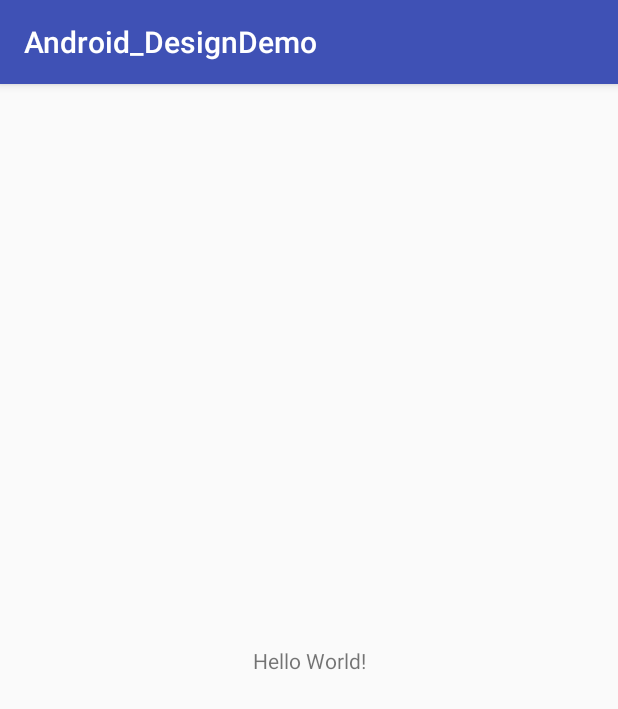
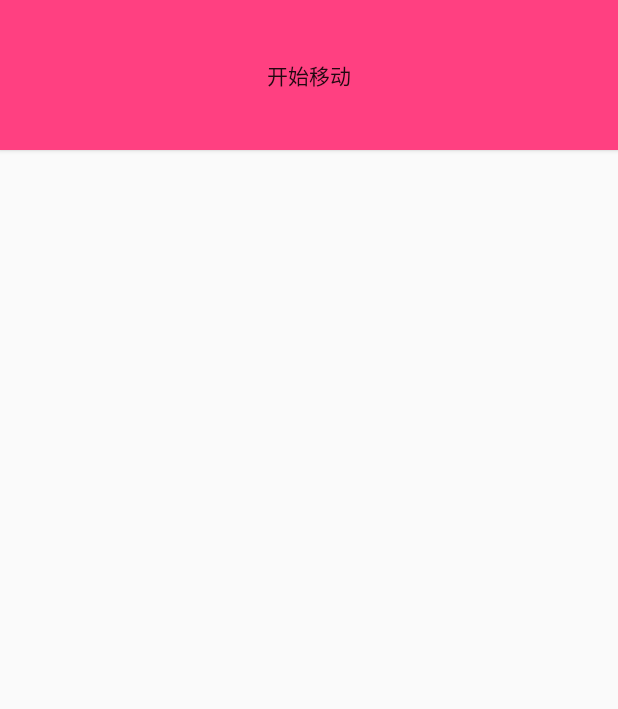
Before and after one commit to huihui4045/Android_DesignDemo, an Android app: the screen it shows after launch (MainActivity), on a phone screen of 412 x 824 dp. Shown: the top 709 px of the screen. Run offline under Robolectric (Android 15) with nearby library versions, the phone set to English and light mode, and no system bars.

Commit message:
Behavior

```diff
--- a/app/build.gradle
+++ b/app/build.gradle
@@ -27,5 +27,5 @@ dependencies {
     compile 'com.android.support:appcompat-v7:25.3.1'
     compile 'com.android.support.constraint:constraint-layout:1.0.2'
     testCompile 'junit:junit:4.12'
-    compile 'com.android.support:design:26.0.0-alpha1'
+    compile 'com.android.support:design:25+'
 }
--- /dev/null
+++ b/app/src/main/java/com/huihui/design/FollowBehavior.java
@@ -0,0 +1,44 @@
+package com.huihui.design;
+
+import android.content.Context;
+import android.support.design.widget.CoordinatorLayout;
+import android.util.AttributeSet;
+import android.view.View;
+
+/**
+ * Created by gavin
+ * Time 2017/7/14  17:00
+ * Email:molu_clown@163.com
+ */
+
+public class FollowBehavior extends CoordinatorLayout.Behavior{
+
+    public FollowBehavior() {
+    }
+
+    public FollowBehavior(Context context, AttributeSet attrs) {
+        super(context, attrs);
+    }
+
+    /*****
+     *     确定依赖关系
+     * @param parent
+     * @param child   是指应用behavior的View ，
+     * @param dependency  dependency 担任触发behavior的角色，并与child进行互动。
+     * @return
+     */
+    @Override
+    public boolean layoutDependsOn(CoordinatorLayout parent, View child, View dependency) {
+
+
+        return dependency.getId()==R.id.btn_start;
+    }
+
+    @Override
+    public boolean onDependentViewChanged(CoordinatorLayout parent, View child, View dependency) {
+
+
+        //child.setY(dependency.getY()+dependency.getHeight());
+        return true;
+    }
+}
--- a/app/src/main/java/com/huihui/design/MainActivity.java
+++ b/app/src/main/java/com/huihui/design/MainActivity.java
@@ -1,13 +1,73 @@
 package com.huihui.design;
 
+import android.os.Bundle;
 import android.support.v7.app.AppCompatActivity;
-import android.os.Bundle;
+import android.support.v7.widget.Toolbar;
+import android.view.MotionEvent;
+import android.view.View;
 
 public class MainActivity extends AppCompatActivity {
+
+    private Toolbar mToolbar;
+
+    int lastY;
+    int lastX;
 
     @Override
     protected void onCreate(Bundle savedInstanceState) {
         super.onCreate(savedInstanceState);
         setContentView(R.layout.activity_main);
+
+       /* RecyclerView recyclerView = (RecyclerView) findViewById(R.id.recycler);
+        mToolbar = (Toolbar)findViewById(R.id.toolbar);
+        setTitle("网易新闻");
+        mToolbar.setTitleTextColor(Color.WHITE);
+        setSupportActionBar(mToolbar);
+        List<String> list = new ArrayList<String>();
+        for (int i = 0; i < 20; i++) {
+            list.add("item"+i);
+        }
+        recyclerView.setLayoutManager(new LinearLayoutManager(this));
+        recyclerView.setAdapter(new MyRecyclerAdapter(list));*/
+
+
+        findViewById(R.id.btn_start).setOnTouchListener(new View.OnTouchListener() {
+            @Override
+            public boolean onTouch(View view, MotionEvent motionEvent) {
+
+                int x = (int) motionEvent.getX();
+                int y = (int) motionEvent.getY();
+
+                switch (motionEvent.getAction()) {
+
+                    case MotionEvent.ACTION_DOWN:
+
+                        lastY = x;
+
+                        break;
+
+                    case MotionEvent.ACTION_MOVE:
+
+
+                        int offsetY = y - lastY;
+
+                        view.setY(offsetY);
+                        view.invalidate();
+
+
+
+                        break;
+
+                    case MotionEvent.ACTION_UP:
+
+                        break;
+                }
+
+
+                return true;
+            }
+        });
+
+
     }
 }
--- a/app/src/main/res/layout/activity_main.xml
+++ b/app/src/main/res/layout/activity_main.xml
@@ -1,18 +1,64 @@
 <?xml version="1.0" encoding="utf-8"?>
-<android.support.constraint.ConstraintLayout xmlns:android="http://schemas.android.com/apk/res/android"
+<android.support.design.widget.CoordinatorLayout xmlns:android="http://schemas.android.com/apk/res/android"
     xmlns:app="http://schemas.android.com/apk/res-auto"
     xmlns:tools="http://schemas.android.com/tools"
     android:layout_width="match_parent"
     android:layout_height="match_parent"
+    android:orientation="vertical"
+    android:fitsSystemWindows="true"
     tools:context="com.huihui.design.MainActivity">
 
+
+
+
+
+
+
+    <Button
+        android:id="@+id/btn_start"
+        android:layout_width="match_parent"
+        android:background="@color/colorAccent"
+        android:layout_height="100dp"
+        android:text="开始移动" />
+
+
     <TextView
-        android:layout_width="wrap_content"
-        android:layout_height="wrap_content"
-        android:text="Hello World!"
-        app:layout_constraintBottom_toBottomOf="parent"
-        app:layout_constraintLeft_toLeftOf="parent"
-        app:layout_constraintRight_toRightOf="parent"
-        app:layout_constraintTop_toTopOf="parent" />
+        android:layout_width="match_parent"
+        android:gravity="center"
+        app:layout_behavior="com.huihui.design.FollowBehavior"
+        android:layout_height="100dp"
+        android:background="@color/colorPrimary"
+        android:text="裴银辉" />
 
-</android.support.constraint.ConstraintLayout>
+
+    <!-- <android.support.v7.widget.RecyclerView
+         android:id="@+id/recycler"
+         android:layout_width="match_parent"
+         android:layout_height="match_parent" />
+
+     <android.support.v7.widget.Toolbar
+         android:id="@+id/toolbar"
+         android:layout_width="match_parent"
+         android:layout_height="wrap_content"
+         android:background="@color/colorPrimaryDark"
+
+         >
+
+     </android.support.v7.widget.Toolbar>
+
+
+     <android.support.design.widget.FloatingActionButton
+         android:id="@+id/flo_btn"
+         android:layout_width="wrap_content"
+         android:layout_height="wrap_content"
+         android:layout_gravity="right|bottom"
+         android:layout_margin="10dp"
+         android:clickable="true"
+         android:src="@android:drawable/radiobutton_off_background"
+         app:backgroundTint="@android:color/holo_blue_light"
+         app:fabSize="normal"
+         app:rippleColor="@color/colorAccent" />
+
+         -->
+
+</android.support.design.widget.CoordinatorLayout>
--- a/app/src/main/res/values/styles.xml
+++ b/app/src/main/res/values/styles.xml
@@ -1,7 +1,7 @@
 <resources>
 
     <!-- Base application theme. -->
-    <style name="AppTheme" parent="Theme.AppCompat.Light.DarkActionBar">
+    <style name="AppTheme" parent="Theme.AppCompat.Light.NoActionBar">
         <!-- Customize your theme here. -->
         <item name="colorPrimary">@color/colorPrimary</item>
         <item name="colorPrimaryDark">@color/colorPrimaryDark</item>
```
Also changed, not shown: app/src/main/java/com/huihui/design/MyRecyclerAdapter.java (added, +50 -0 lines), app/src/main/res/layout/item.xml (added, +20 -0 lines).
